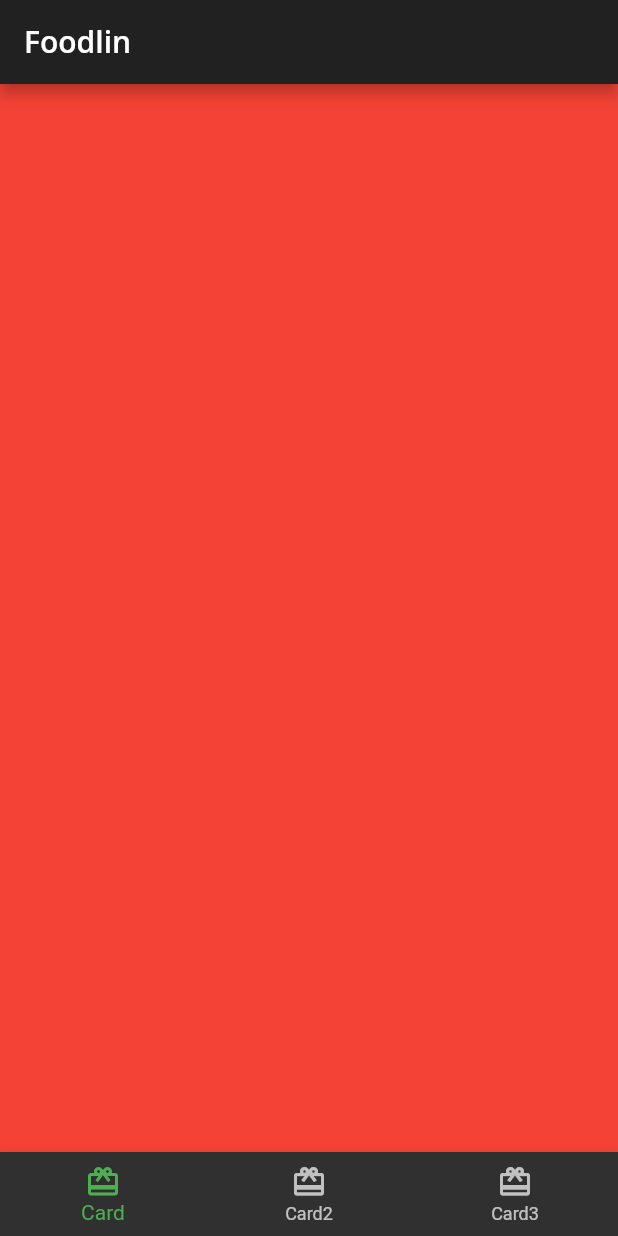
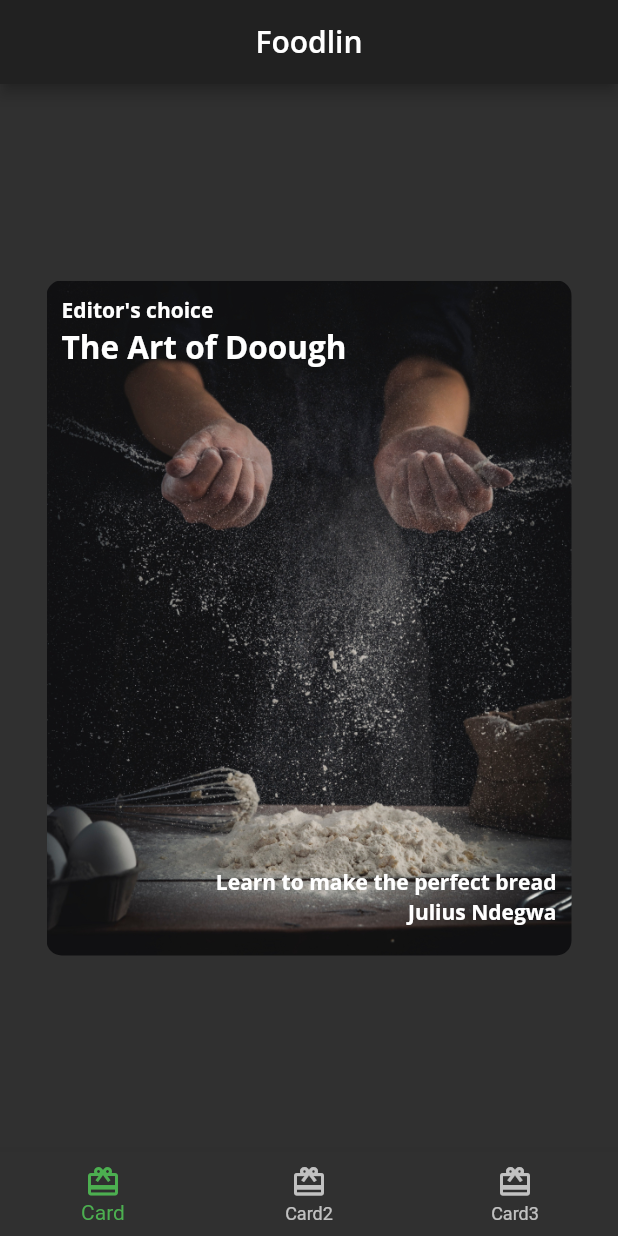
Before and after one commit to NdegwaJulius/Foodlin, a Flutter app: the screen it shows after launch, on a phone screen of 412 x 824 dp. Run offline on Flutter 3.47's test engine with Material 2 defaults, Android fonts, the phone set to English and light mode, and no system bars; our stand-ins replace google_fonts.

Commit message:
Composing Card1: the main recipe card

```diff
--- /dev/null
+++ b/lib/Cards/card1.dart
@@ -0,0 +1,66 @@
+import 'package:flutter/material.dart';
+import 'package:foodlin/fooderlich_theme.dart';
+
+class Card1 extends StatelessWidget {
+  const Card1({Key? key}) : super(key: key);
+  final String category = 'Editor\'s choice';
+  final String title = 'The Art of Doough';
+  final String description = 'Learn to make the perfect bread';
+  final String chef = 'Julius Ndegwa';
+
+  @override
+  Widget build(BuildContext context) {
+    // TODO: Card1 Decorate Container
+    return Center(
+      child: Container(
+        padding: const EdgeInsets.all(10.0),
+        constraints: const BoxConstraints.expand(
+          width: 350,
+          height: 450,
+        ),
+        decoration: const BoxDecoration(
+          image: DecorationImage(
+            image: AssetImage('assets/mag1.png'),
+            fit: BoxFit.cover,
+          ),
+          borderRadius: BorderRadius.all(Radius.circular(10.0)),
+        ),
+        child: Stack(
+          children: [
+            // 8
+            Text(
+              category,
+              style: FooderlichTheme.darkTextTheme.bodyText1,
+            ),
+            // 9
+            Positioned(
+              top: 20,
+              child: Text(
+                title,
+                style: FooderlichTheme.darkTextTheme.headline2,
+              ),
+            ),
+            // 10
+            Positioned(
+              bottom: 30,
+              right: 0,
+              child: Text(
+                description,
+                style: FooderlichTheme.darkTextTheme.bodyText1,
+              ),
+            ),
+            // 11
+            Positioned(
+              bottom: 10,
+              right: 0,
+              child: Text(
+                chef,
+                style: FooderlichTheme.darkTextTheme.bodyText1,
+              ),
+            )
+          ],
+        ),
+      ),
+    );
+  }
+}
--- a/lib/home.dart
+++ b/lib/home.dart
@@ -1,4 +1,5 @@
 import 'package:flutter/material.dart';
+import 'package:foodlin/Cards/card1.dart';
 
 // 1
 class Home extends StatefulWidget {
@@ -12,7 +13,7 @@ class HomeState extends State<Home> {
   int _selectedIndex = 0;
   static List<Widget> pages = <Widget>[
     // TODO: Replace with Card1
-    Container(color: Colors.red),
+    const Card1(),
     // TODO: Replace with Card2
     Container(color: Colors.green),
     // TODO: Replace with Card3
@@ -33,6 +34,7 @@ class HomeState extends State<Home> {
           // 2
           style: Theme.of(context).textTheme.headline6,
         ),
+        centerTitle: true,
       ),
       // TODO: Show selected tab
       body: pages[_selectedIndex],
--- a/lib/main.dart
+++ b/lib/main.dart
@@ -1,6 +1,6 @@
 import 'package:flutter/material.dart';
-import 'package:foodly/fooderlich_theme.dart';
-import 'package:foodly/home.dart';
+import 'package:foodlin/fooderlich_theme.dart';
+import 'package:foodlin/home.dart';
 
 void main() {
   runApp(const Fooderlich());
```
Also changed, not shown: pubspec.yaml (+7 -75 lines), assets/author_katz.jpeg (added), assets/mag1.png (added), assets/mag2.png (added), assets/mag3.png (added), assets/mag4.png (added), assets/mag5.png (added), pubspec.lock.
